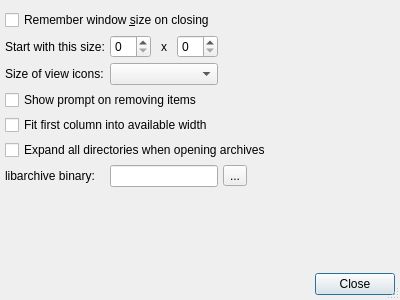
Above: pref.ui from tsujan/Arqiver before the change. Below: the same form after it.
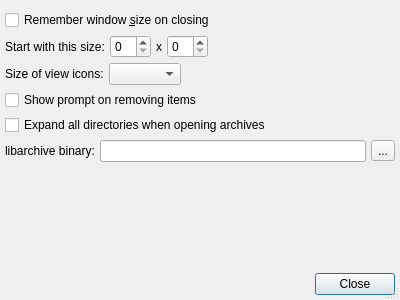
That is the form after the change.

Commit message: Removed the option about fitting first column

```diff
--- a/pref.ui
+++ b/pref.ui
@@ -16,7 +16,10 @@
   <property name="sizeGripEnabled">
    <bool>true</bool>
   </property>
-  <layout class="QGridLayout" name="gridLayout">
+  <layout class="QVBoxLayout" name="verticalLayout">
+   <property name="spacing">
+    <number>5</number>
+   </property>
    <property name="leftMargin">
     <number>5</number>
    </property>
@@ -29,28 +32,29 @@
    <property name="bottomMargin">
     <number>5</number>
    </property>
-   <property name="spacing">
-    <number>5</number>
-   </property>
-   <item row="0" column="0" colspan="5">
+   <item>
     <widget class="QCheckBox" name="winSizeBox">
      <property name="text">
       <string>Remember window &amp;size on closing</string>
      </property>
     </widget>
    </item>
-   <item row="1" column="0">
+   <item>
+    <layout class="QHBoxLayout" name="horizontalLayout">
+     <property name="spacing">
+      <number>5</number>
+     </property>
+     <item>
     <widget class="QLabel" name="startSizeLabel">
      <property name="text">
       <string>Start with this size:</string>
      </property>
     </widget>
    </item>
-   <item row="1" column="1">
-    <widget class="QSpinBox" name="spinX">
-    </widget>
-   </item>
-   <item row="1" column="2">
+     <item>
+      <widget class="QSpinBox" name="spinX"/>
+     </item>
+     <item>
     <widget class="QLabel" name="label">
      <property name="text">
       <string notr="true">x</string>
@@ -60,11 +64,10 @@
      </property>
     </widget>
    </item>
-   <item row="1" column="3">
-    <widget class="QSpinBox" name="spinY">
-    </widget>
-   </item>
-   <item row="1" column="4">
+     <item>
+      <widget class="QSpinBox" name="spinY"/>
+     </item>
+     <item>
     <spacer name="horizontalSpacer">
      <property name="orientation">
       <enum>Qt::Horizontal</enum>
@@ -77,32 +80,46 @@
      </property>
     </spacer>
    </item>
-   <item row="2" column="0">
+    </layout>
+   </item>
+   <item>
+    <layout class="QHBoxLayout" name="horizontalLayout_2">
+     <property name="spacing">
+      <number>5</number>
+     </property>
+     <item>
     <widget class="QLabel" name="iconSizeLabel">
      <property name="text">
       <string>Size of view icons:</string>
      </property>
     </widget>
    </item>
-   <item row="2" column="1" colspan="3">
-    <widget class="QComboBox" name="iconSizeCombo">
-    </widget>
-   </item>
-   <item row="3" column="0" colspan="5">
+     <item>
+      <widget class="QComboBox" name="iconSizeCombo"/>
+     </item>
+     <item>
+      <spacer name="horizontalSpacer_2">
+       <property name="orientation">
+        <enum>Qt::Horizontal</enum>
+       </property>
+       <property name="sizeHint" stdset="0">
+        <size>
+         <width>5</width>
+         <height>5</height>
+        </size>
+       </property>
+      </spacer>
+     </item>
+    </layout>
+   </item>
+   <item>
     <widget class="QCheckBox" name="promptBox">
      <property name="text">
       <string>Show prompt on removing items</string>
      </property>
     </widget>
    </item>
-   <item row="4" column="0" colspan="5">
-    <widget class="QCheckBox" name="stretchBox">
-     <property name="text">
-      <string>Fit first column into available width</string>
-     </property>
-    </widget>
-   </item>
-   <item row="5" column="0" colspan="5">
+   <item>
     <widget class="QCheckBox" name="expandAllBox">
      <property name="toolTip">
       <string>If this is unchecked, only the top level directories will be expanded.</string>
@@ -112,7 +129,12 @@
      </property>
     </widget>
    </item>
-   <item row="6" column="0">
+   <item>
+    <layout class="QHBoxLayout" name="horizontalLayout_3">
+     <property name="spacing">
+      <number>5</number>
+     </property>
+     <item>
     <widget class="QLabel" name="tarLabel">
      <property name="toolTip">
       <string>Leave empty for the default.
@@ -125,7 +147,7 @@
      </property>
     </widget>
    </item>
-   <item row="6" column="1" colspan="3">
+     <item>
     <widget class="QLineEdit" name="tarLineEdit">
      <property name="toolTip">
       <string>Leave empty for the default.
@@ -138,14 +160,16 @@
      </property>
     </widget>
    </item>
-   <item row="6" column="4">
+     <item>
     <widget class="QToolButton" name="tarButton">
      <property name="text">
       <string notr="true">...</string>
      </property>
     </widget>
    </item>
-   <item row="7" column="0">
+    </layout>
+   </item>
+   <item>
     <spacer name="verticalSpacer">
      <property name="orientation">
       <enum>Qt::Vertical</enum>
@@ -158,10 +182,10 @@
      </property>
     </spacer>
    </item>
-   <item row="8" column="0" colspan="5">
+   <item>
     <widget class="QLabel" name="promptLabel"/>
    </item>
-   <item row="9" column="0" colspan="5">
+   <item>
     <widget class="QDialogButtonBox" name="buttonBox">
      <property name="standardButtons">
       <set>QDialogButtonBox::Close</set>
```
Lines whose indentation alone changed are shown as unchanged. The commit also changes 27 other files.
